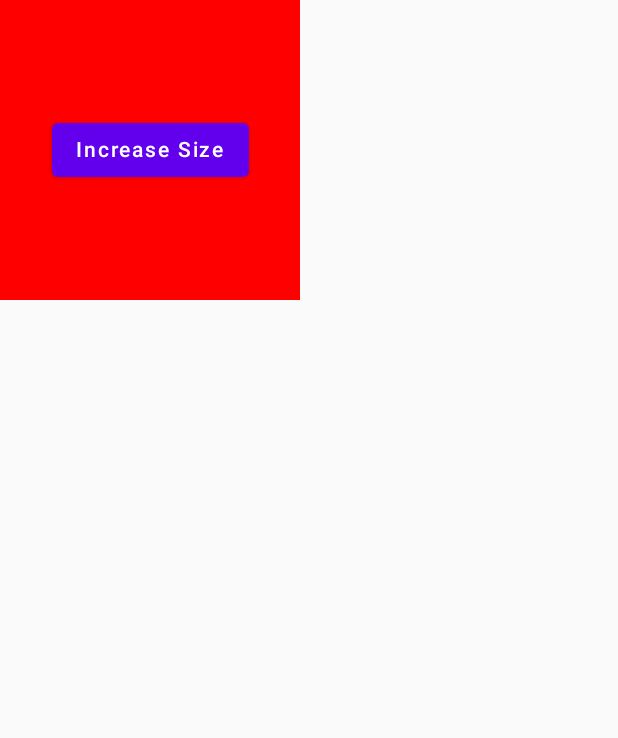
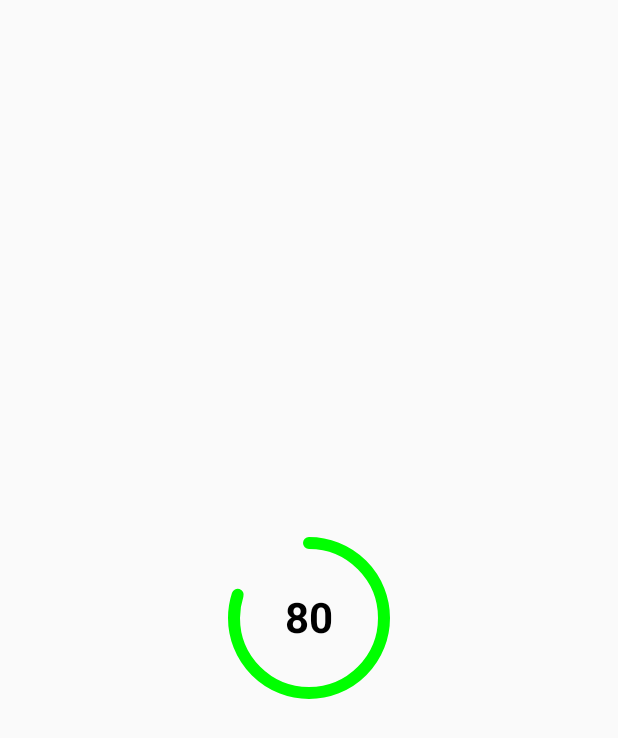
Before and after one commit to fcenesiz/compose-practices, an Android app built with Jetpack Compose: the screen it shows after launch (MainActivity), on a phone screen of 412 x 824 dp. Shown: the top 738 px of the screen. Run offline under Robolectric (Android 15) with nearby library versions, the phone set to English and light mode, and no system bars.

Commit message:
custom animated circular progress bar

```diff
--- a/compose-basics/src/main/java/com/fcenesiz/compose_practices/MainActivity.kt
+++ b/compose-basics/src/main/java/com/fcenesiz/compose_practices/MainActivity.kt
@@ -18,13 +18,14 @@ import androidx.compose.ui.graphics.Color
 import androidx.compose.ui.res.painterResource
 import androidx.compose.ui.tooling.preview.Preview
 import androidx.compose.ui.unit.dp
+import com.fcenesiz.compose_practices.custom.ContentAnimatedCircularProgressBar
 import com.fcenesiz.compose_practices.ui.theme.ComposePracticesTheme
 
 class MainActivity : ComponentActivity() {
     override fun onCreate(savedInstanceState: Bundle?) {
         super.onCreate(savedInstanceState)
         setContent {
-            ContentSimpleAnimations()
+            ContentAnimatedCircularProgressBar()
         }
     }
 }
--- /dev/null
+++ b/compose-basics/src/main/java/com/fcenesiz/compose_practices/custom/AnimatedCircularProgressBar.kt
@@ -0,0 +1,86 @@
+package com.fcenesiz.compose_practices.custom
+
+import androidx.compose.animation.core.animateFloatAsState
+import androidx.compose.animation.core.tween
+import androidx.compose.foundation.Canvas
+import androidx.compose.foundation.background
+import androidx.compose.foundation.layout.Box
+import androidx.compose.foundation.layout.fillMaxSize
+import androidx.compose.foundation.layout.size
+import androidx.compose.material.Text
+import androidx.compose.runtime.*
+import androidx.compose.ui.Alignment
+import androidx.compose.ui.Modifier
+import androidx.compose.ui.geometry.CornerRadius
+import androidx.compose.ui.graphics.Color
+import androidx.compose.ui.graphics.StrokeCap
+import androidx.compose.ui.graphics.drawscope.Stroke
+import androidx.compose.ui.text.font.FontWeight
+import androidx.compose.ui.unit.Dp
+import androidx.compose.ui.unit.TextUnit
+import androidx.compose.ui.unit.dp
+import androidx.compose.ui.unit.sp
+
+@Composable
+fun ContentAnimatedCircularProgressBar() {
+    Box(
+        contentAlignment = Alignment.Center,
+        modifier = Modifier.fillMaxSize()
+    ) {
+        AnimatedCircularProgressBar(
+            percentage = 0.8f,
+            number = 100
+        )
+    }
+
+}
+
+@Composable
+fun AnimatedCircularProgressBar(
+    percentage: Float,
+    number: Int,
+    fontSize: TextUnit = 28.sp,
+    radius: Dp = 50.dp,
+    color: Color = Color.Green,
+    strokeWidth: Dp = 8.dp,
+    animDuration: Int = 1000,
+    animDelay: Int = 0
+) {
+    var animationPlayed by remember {
+        mutableStateOf(false)
+    }
+    val curPercentage = animateFloatAsState(
+        targetValue = if (animationPlayed) percentage else 0f,
+        animationSpec = tween(
+            durationMillis = animDuration,
+            delayMillis = animDelay
+        )
+    )
+    LaunchedEffect(key1 = true) {
+        animationPlayed = true
+    }
+
+    Box(
+        modifier = Modifier.size(radius * 2f),
+        contentAlignment = Alignment.Center
+    ) {
+        Canvas(modifier = Modifier.size(radius * 2f)) {
+            drawArc(
+                color = color,
+                startAngle = -90f,
+                sweepAngle = 360 * curPercentage.value,
+                useCenter = false,
+                style = Stroke(
+                    width = strokeWidth.toPx(),
+                    cap = StrokeCap.Round
+                )
+            )
+        }
+        Text(
+            text = (curPercentage.value * number).toInt().toString(),
+            color = Color.Black,
+            fontSize = fontSize,
+            fontWeight = FontWeight.Bold
+        )
+    }
+}
```
Also changed, not shown: compose-basics/src/main/java/com/fcenesiz/compose_practices/custom/ImageCard.kt (renamed from compose-basics/src/main/java/com/fcenesiz/compose_practices/ImageCard.kt).
